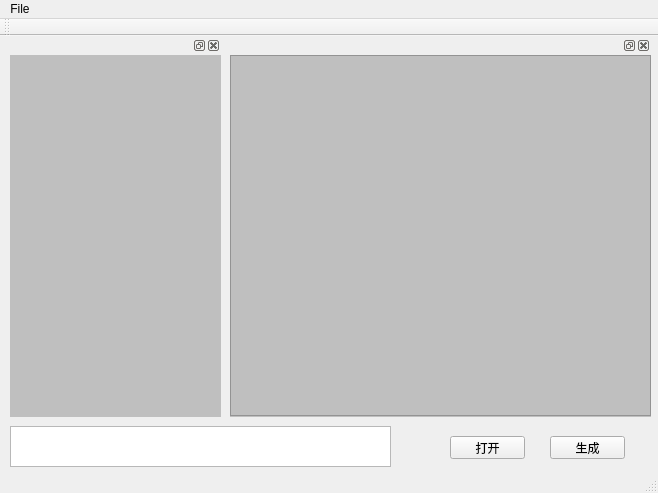
Before: the Qt Designer form excelexport.ui in lswzzzzz/ExcelExport, drawn with Qt 5.
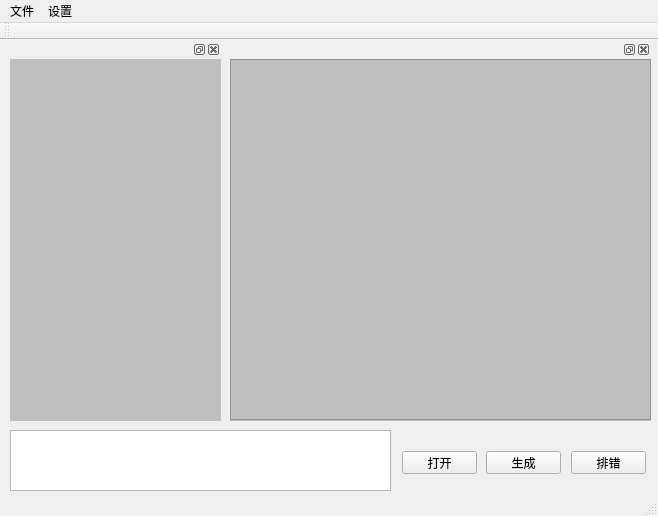
After: the same form once the commit is applied.

```diff
--- a/excelexport.ui
+++ b/excelexport.ui
@@ -7,7 +7,7 @@
     <x>0</x>
     <y>0</y>
     <width>658</width>
-    <height>493</height>
+    <height>516</height>
    </rect>
   </property>
   <property name="windowTitle">
@@ -20,15 +20,15 @@
       <x>10</x>
       <y>390</y>
       <width>381</width>
-      <height>41</height>
+      <height>61</height>
      </rect>
     </property>
    </widget>
    <widget class="QPushButton" name="OpenButton">
     <property name="geometry">
      <rect>
-      <x>450</x>
-      <y>400</y>
+      <x>402</x>
+      <y>411</y>
       <width>75</width>
       <height>23</height>
      </rect>
@@ -40,8 +40,8 @@
    <widget class="QPushButton" name="GenerationButton">
     <property name="geometry">
      <rect>
-      <x>550</x>
-      <y>400</y>
+      <x>486</x>
+      <y>411</y>
       <width>75</width>
       <height>23</height>
      </rect>
@@ -102,6 +102,19 @@
      </widget>
     </widget>
    </widget>
+   <widget class="QPushButton" name="checkButton">
+    <property name="geometry">
+     <rect>
+      <x>571</x>
+      <y>411</y>
+      <width>75</width>
+      <height>23</height>
+     </rect>
+    </property>
+    <property name="text">
+     <string>排错</string>
+    </property>
+   </widget>
   </widget>
   <widget class="QMenuBar" name="menuBar">
    <property name="geometry">
@@ -114,11 +127,21 @@
    </property>
    <widget class="QMenu" name="menuFile">
     <property name="title">
-     <string>File</string>
+     <string>文件</string>
     </property>
     <addaction name="actionOpen"/>
+    <addaction name="actionGenerateDir"/>
+   </widget>
+   <widget class="QMenu" name="menuSetting">
+    <property name="title">
+     <string>设置</string>
+    </property>
+    <addaction name="actionField"/>
+    <addaction name="actionBatchGenerator"/>
+    <addaction name="actionFilterSetting"/>
    </widget>
    <addaction name="menuFile"/>
+   <addaction name="menuSetting"/>
   </widget>
   <widget class="QToolBar" name="mainToolBar">
    <attribute name="toolBarArea">
```
Left out of the diff: 20 changed lines with no effect on the pictures.
